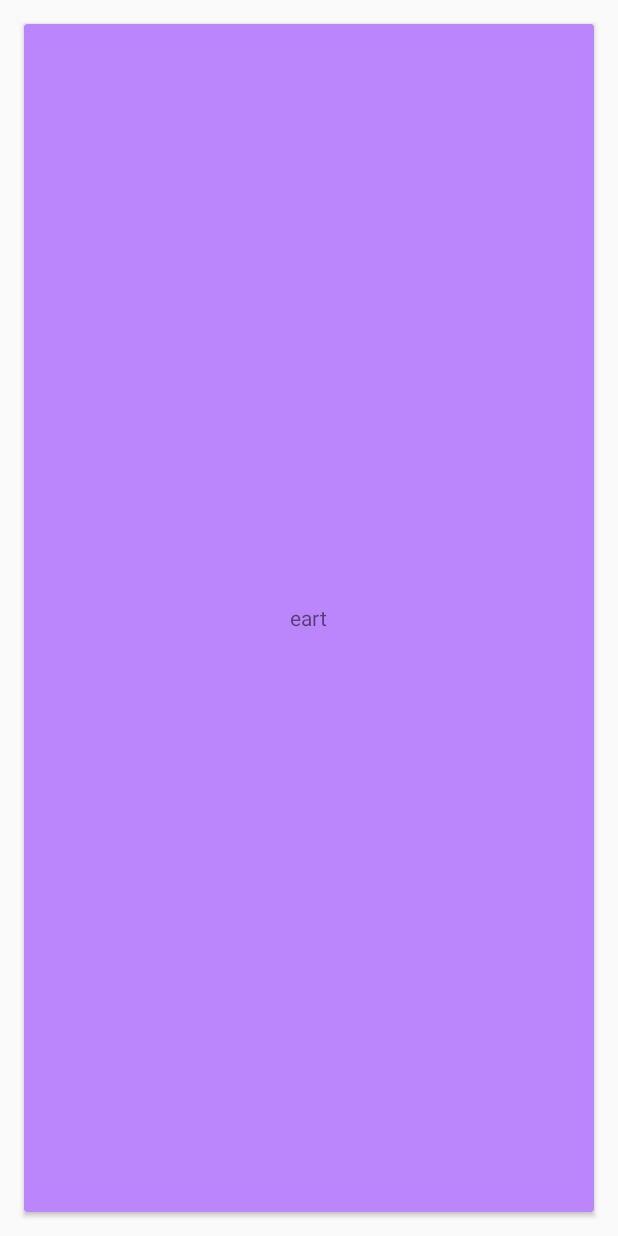
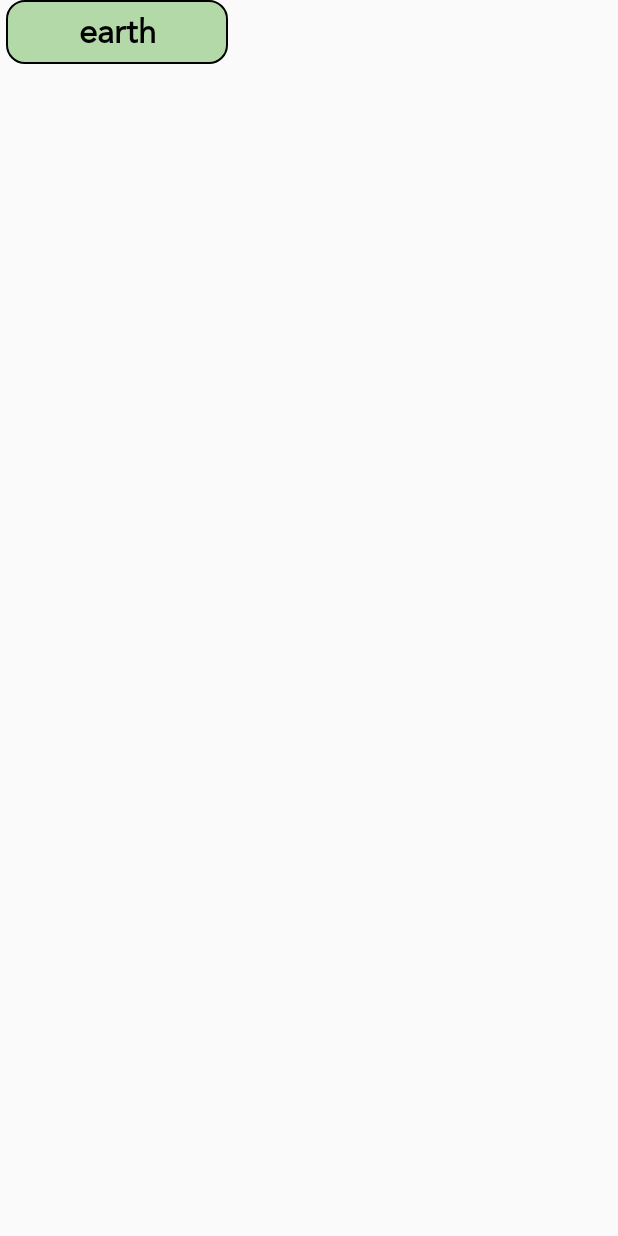
Before and after one commit to hanifeercan/RickAndMortyApp, an Android app: the layout location_item_view.xml on its own in the app's theme, with its tools: preview values and no code run, on a phone screen of 412 x 824 dp. Run offline under Robolectric (Android 15) with nearby library versions, the phone set to English and light mode, and no system bars.

Commit message:
Location Adapter ui developed

```diff
--- /dev/null
+++ b/app/src/main/res/drawable/bg_location.xml
@@ -0,0 +1,9 @@
+<?xml version="1.0" encoding="utf-8"?>
+<shape xmlns:android="http://schemas.android.com/apk/res/android"
+    android:shape="rectangle">
+    <solid android:color="@color/fizz" />
+    <stroke
+        android:width="@dimen/space_1"
+        android:color="@color/black" />
+    <corners android:radius="@dimen/space_12"></corners>
+</shape>
--- a/app/src/main/res/layout/location_item_view.xml
+++ b/app/src/main/res/layout/location_item_view.xml
@@ -1,16 +1,21 @@
 <?xml version="1.0" encoding="utf-8"?>
-<androidx.cardview.widget.CardView xmlns:android="http://schemas.android.com/apk/res/android"
-    android:layout_width="match_parent"
-    android:layout_height="match_parent"
-    android:layout_margin="16dp"
-    android:backgroundTint="@color/purple_200"
-    android:padding="16dp">
+<RelativeLayout xmlns:android="http://schemas.android.com/apk/res/android"
+    android:id="@+id/location"
+    android:layout_width="wrap_content"
+    android:layout_height="wrap_content"
+    android:clickable="true"
+    android:focusable="true">
 
     <TextView
         android:id="@+id/name"
-        android:layout_width="wrap_content"
+        style="@style/Text.H2"
+        android:layout_width="@dimen/space_148"
         android:layout_height="wrap_content"
-        android:layout_gravity="center"
-        android:text="eart" />
-
-</androidx.cardview.widget.CardView>
+        android:layout_marginHorizontal="4dp"
+        android:background="@drawable/bg_location"
+        android:ellipsize="end"
+        android:gravity="center"
+        android:maxLines="1"
+        android:padding="@dimen/space_8"
+        android:text="earth" />
+</RelativeLayout>
--- a/app/src/main/res/values/colors.xml
+++ b/app/src/main/res/values/colors.xml
@@ -9,6 +9,10 @@
     <color name="white">#FFFFFFFF</color>
 
     <color name="bg_splash">#B4D9A8</color>
+    <color name="bg_home">#F8FFF8</color>
+    <color name="bg_resident">#F3FCF0</color>
 
+    <color name="fizz">#B4D9A8</color>
     <color name="atoll">#2C797C</color>
+
 </resources>
--- /dev/null
+++ b/app/src/main/res/values/dimens.xml
@@ -0,0 +1,13 @@
+<?xml version="1.0" encoding="utf-8"?>
+<resources>
+    <dimen name="space_1">1dp</dimen>
+    <dimen name="space_2">2dp</dimen>
+    <dimen name="space_4">4dp</dimen>
+    <dimen name="space_8">8dp</dimen>
+    <dimen name="space_12">12dp</dimen>
+    <dimen name="space_16">16dp</dimen>
+    <dimen name="space_24">24dp</dimen>
+    <dimen name="space_32">32dp</dimen>
+    <dimen name="space_148">148dp</dimen>
+
+</resources>
--- a/app/src/main/res/values/styles.xml
+++ b/app/src/main/res/values/styles.xml
@@ -11,4 +11,8 @@
         <item name="android:textSize">36sp</item>
     </style>
 
+    <style name="Text.H2" parent="Text">
+        <item name="android:textSize">22sp</item>
+        <item name="android:textStyle">bold</item>
+    </style>
 </resources>
```
Also changed, not shown: app/src/main/java/com/hercan/rickandmortyapp/presentation/adapter/LocationHorizontalPagingDataAdapter.kt (+28 -8 lines), app/src/main/res/drawable/bg_selected_location.xml (added, +9 -0 lines), app/src/main/res/layout/fragment_home.xml (+30 -4 lines).
